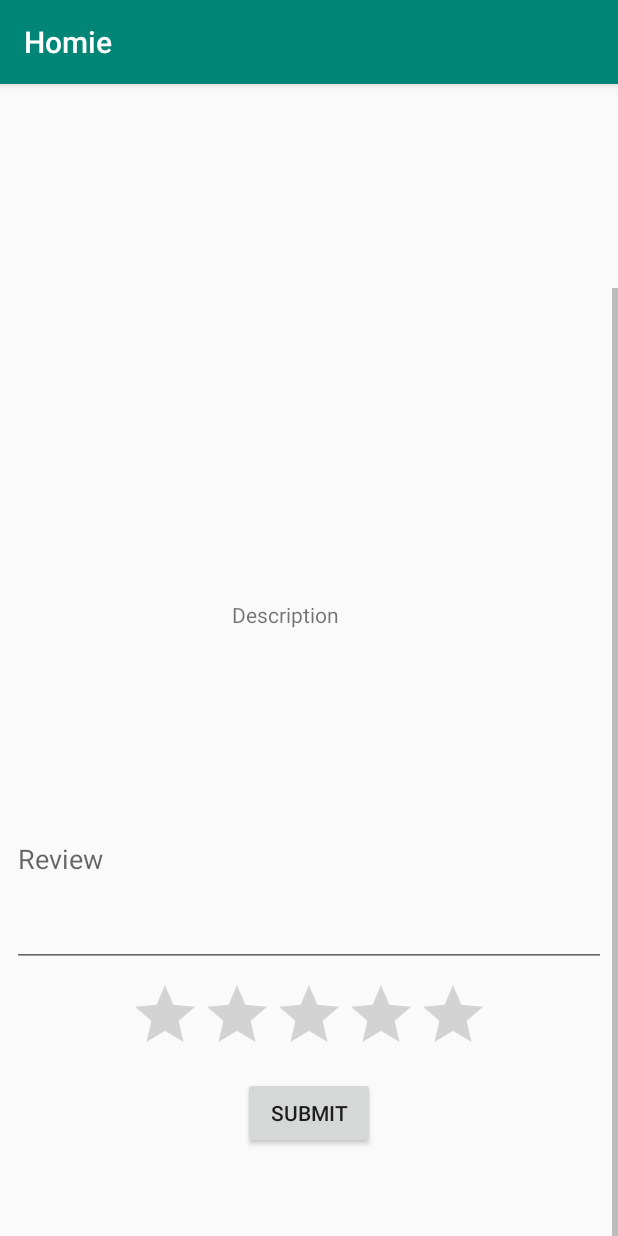
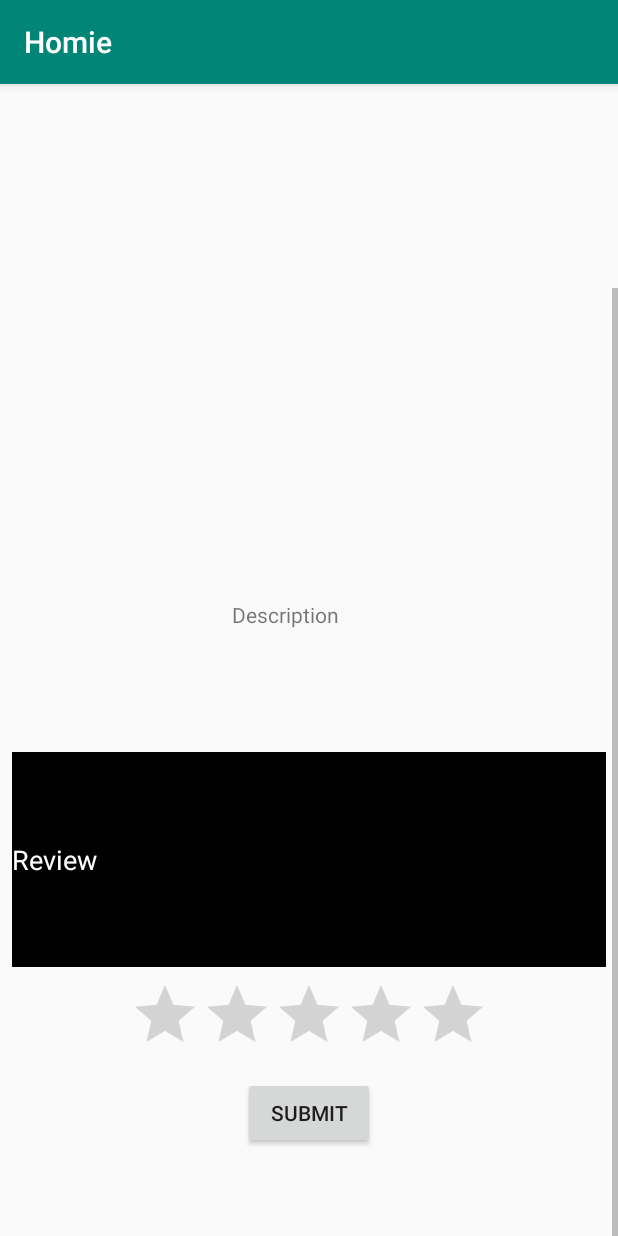
Before and after one commit to NadeemRawther/Homie, an Android app: the LabourProfile screen opened directly, with no data from a screen before it, scrolled down 165 dp, on a phone screen of 412 x 824 dp. Run offline under Robolectric (Android 15) with nearby library versions, the phone set to English and light mode, and no system bars; our stand-ins replace Firebase (no records; nobody signed in at launch, a user with empty details on screens opened directly); 2 statements that could not run were skipped.

Commit message:
Its my new commit

```diff
--- a/app/src/main/java/com/labour/homie/LabourProfile.java
+++ b/app/src/main/java/com/labour/homie/LabourProfile.java
@@ -1,14 +1,20 @@
 package com.labour.homie;
 
 import android.app.ProgressDialog;
+import android.content.Context;
 import android.content.Intent;
+import android.content.SharedPreferences;
 import android.support.annotation.NonNull;
 import android.support.v7.app.AppCompatActivity;
 import android.os.Bundle;
 import android.support.v7.widget.LinearLayoutManager;
 import android.support.v7.widget.RecyclerView;
 import android.util.Log;
+import android.view.View;
+import android.widget.Button;
+import android.widget.EditText;
 import android.widget.TextView;
+import android.widget.Toast;
 
 import com.google.firebase.database.DataSnapshot;
 import com.google.firebase.database.DatabaseError;
@@ -26,18 +32,22 @@
     ArrayList<CardReview> arrayList = new ArrayList<>();
     private ProgressDialog progressDialog;
     TextView title,description;
+    SharedPreferences sharedPreferences;
+    EditText editText;
+    Button submitrevie;
     @Override
     protected void onCreate(Bundle savedInstanceState) {
         super.onCreate(savedInstanceState);
         setContentView(R.layout.activity_labour_profile);
         Intent intent = getIntent();
-        String userid = intent.getStringExtra("userid");
+        final String userid = intent.getStringExtra("userid");
         String category = intent.getStringExtra("category");
-Log.e("MADS",userid);
+Log.e("DADS",category);
         final RecyclerView labourcycle = findViewById(R.id.recyclerreview);
         labourcycle.setHasFixedSize(true);
         DatabaseReference myRef = database.getReference("users/reviews/"+userid);
-        DatabaseReference myRef2 = database.getReference("users/"+category+"/"+userid);
+        DatabaseReference myRef2 = database.getReference("users/labour/"+category+"/"+userid);
+
         LinearLayoutManager layoutManager = new LinearLayoutManager(this);
         labourcycle.setLayoutManager(layoutManager);
         myRef.addListenerForSingleValueEvent(new ValueEventListener() {
@@ -61,6 +71,7 @@
 
             }
         });
+        editText = (EditText)findViewById(R.id.editText);
         title = (TextView)findViewById(R.id.title);
         description = (TextView)findViewById(R.id.description);
         myRef2.addListenerForSingleValueEvent(new ValueEventListener() {
@@ -70,6 +81,7 @@
               description.setText(dataSnapshot.child("details").getValue().toString());
 
 
+
             }
 
             @Override
@@ -77,8 +89,31 @@
 
             }
         });
+editText = (EditText)findViewById(R.id.editText);
+submitrevie = (Button)findViewById(R.id.button);
+submitrevie.setOnClickListener(new View.OnClickListener() {
+    @Override
+    public void onClick(View v) {
+        if(editText.getText().toString().isEmpty()){
+            Toast.makeText(LabourProfile.this,"the review section should not be empty",Toast.LENGTH_LONG).show();
 
 
 
+
+        }
+        else{
+
+
+            sharedPreferences = getApplicationContext().getSharedPreferences("MyShared", Context.MODE_PRIVATE);
+
+String username = sharedPreferences.getString("username","");
+            DatabaseReference myRef3 = database.getReference("users/reviews/"+userid);
+
+
+
+        }
+    }
+});
+
     }
 }
--- a/app/src/main/res/layout/activity_labour_profile.xml
+++ b/app/src/main/res/layout/activity_labour_profile.xml
@@ -59,6 +59,9 @@
             android:layout_marginEnd="8dp"
             android:layout_marginBottom="8dp"
             android:ems="10"
+            android:textColorHint="#ffffff"
+            android:textColor="#ffffff"
+            android:background="#000000"
             android:hint="Review"
             android:inputType="textPersonName"
             app:layout_constraintBottom_toTopOf="@+id/textView2"
```
Also changed, not shown: app/src/main/java/com/labour/homie/MainActivity.java (+11 -1 lines).
